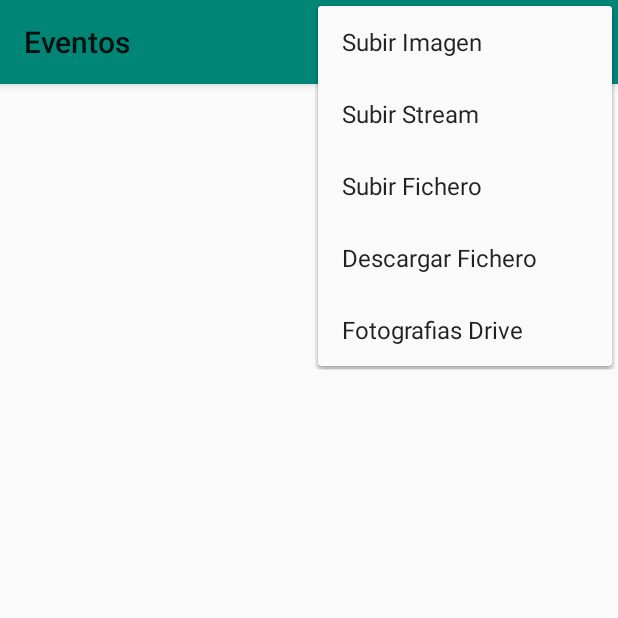
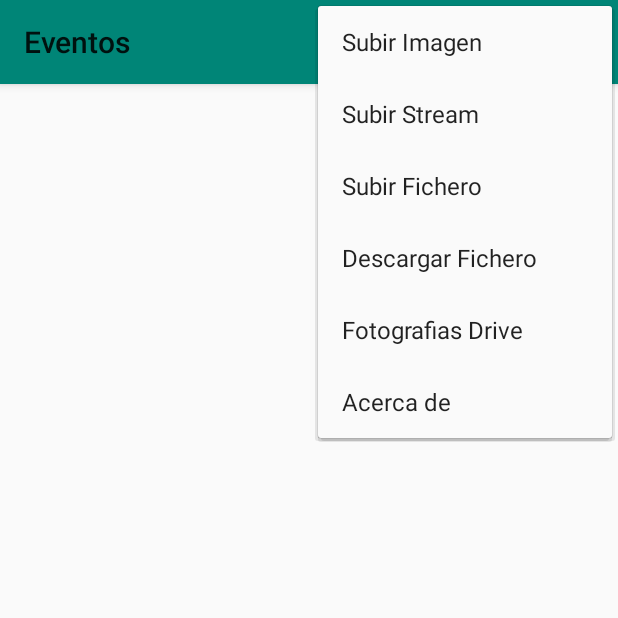
Before and after one commit to snksnake/Eventos, an Android app: the EventoDetalles screen opened directly, with no data from a screen before it, with the options menu open, on a phone screen of 412 x 824 dp, the top half of it. Run offline under Robolectric (Android 15) with nearby library versions, the phone set to English and light mode, and no system bars; our stand-ins replace Firebase (no records; nobody signed in at launch, a user with empty details on screens opened directly); 5 statements that could not run were skipped.

```diff
--- a/app/src/main/java/org/example/eventos/EventoDetalles.java
+++ b/app/src/main/java/org/example/eventos/EventoDetalles.java
@@ -57,6 +57,7 @@ public class EventoDetalles extends AppCompatActivity {
     final int SOLICITUD_SELECCION_STREAM = 100;
     final int SOLICITUD_SELECCION_PUTFILE = 101;
     final int SOLICITUD_FOTOGRAFIAS_DRIVE = 102;
+
 
     static UploadTask uploadTask = null;
     StorageReference imagenRef;
@@ -119,6 +120,11 @@ public class EventoDetalles extends AppCompatActivity {
                 Intent intent = new Intent(getBaseContext(), FotografiasDrive.class);
                 intent.putExtra("evento", evento);
                 startActivity(intent);
+                break;
+            case R.id.action_acercaDe:
+                Intent intentWeb = new Intent(getBaseContext(), EventoWebActivity.class);
+                intentWeb.putExtra("evento", evento);
+                startActivity(intentWeb);
                 break;
         }
         return super.onOptionsItemSelected(item);
--- a/app/src/main/res/menu/menu_detalles.xml
+++ b/app/src/main/res/menu/menu_detalles.xml
@@ -29,4 +29,10 @@
         android:orderInCategory="103"
         android:title="Fotografias Drive"
         app:showAsAction="never" />
+
+    <item
+        android:id="@+id/action_acercaDe"
+        android:orderInCategory="104"
+        android:title="Acerca de"
+        app:showAsAction="never" />
 </menu>
```
Also changed, not shown: app/src/main/AndroidManifest.xml (+8 -8 lines), app/src/main/java/org/example/eventos/EventoWebActivity.java (added, +17 -0 lines), app/src/main/res/layout/activity_evento_web.xml (added, +10 -0 lines), 2 other files.
